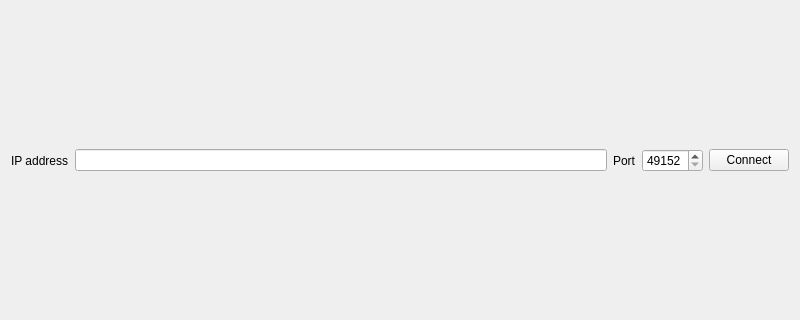
First picture: the form in Lab1Client/widget.ui, repository JucovAllexandr/PAD_Lab1, before the edit; both pictures show x 0 to 800 and y 139 to 459 of the 800 by 600 pixel window.
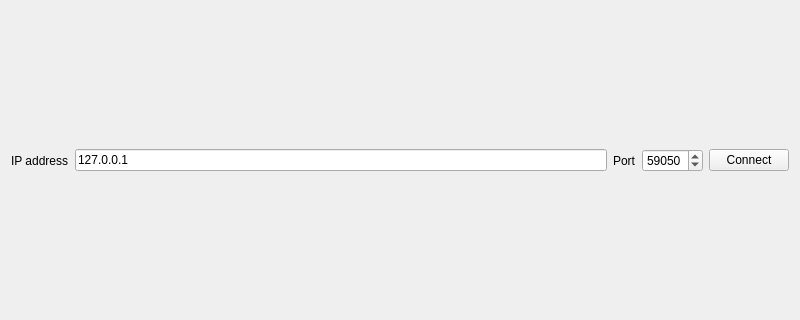
Second picture: the form after the edit.

The edit to the form file:
```diff
--- a/Lab1Client/widget.ui
+++ b/Lab1Client/widget.ui
@@ -29,7 +29,14 @@
         </widget>
        </item>
        <item>
-        <widget class="QLineEdit" name="lineEdit_ip"/>
+        <widget class="QLineEdit" name="lineEdit_ip">
+         <property name="text">
+          <string>127.0.0.1</string>
+         </property>
+         <property name="maxLength">
+          <number>15</number>
+         </property>
+        </widget>
        </item>
        <item>
         <widget class="QLabel" name="label_port">
@@ -46,6 +53,9 @@
          <property name="maximum">
           <number>65535</number>
          </property>
+         <property name="value">
+          <number>59050</number>
+         </property>
         </widget>
        </item>
        <item>
```
